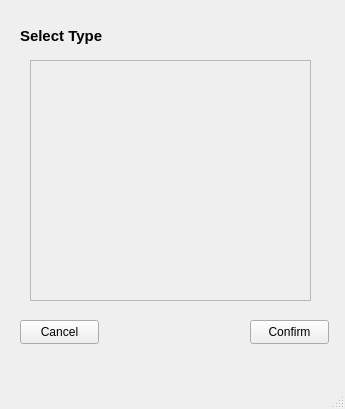
First picture: the form in typeselectionpic.ui, repository Rolannnnnn/accreditsystem, before the edit.
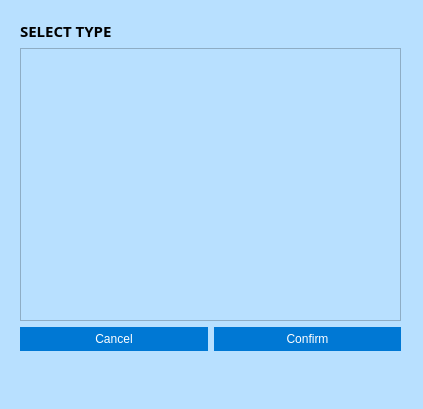
Second picture: the form after the edit.

What changed in the file:
```diff
--- a/typeselectionpic.ui
+++ b/typeselectionpic.ui
@@ -6,68 +6,124 @@
    <rect>
     <x>0</x>
     <y>0</y>
-    <width>345</width>
+    <width>423</width>
     <height>409</height>
    </rect>
   </property>
   <property name="windowTitle">
-   <string>typeselectorpic</string>
+   <string>Type Selector</string>
+  </property>
+  <property name="styleSheet">
+   <string notr="true">QMainWindow {
+	background-color: #B8E0FF;
+}
+
+QWidget {
+	background-color: #B8E0FF;
+}
+
+QPushButton {
+    border-radius: 0px;
+    border: 2px solid #0078d4;
+    background-color: #0078d4;
+    color: #ffffff;
+    padding: 3px 14px;
+}
+
+QPushButton:hover {
+    background-color: #ffffff;
+	color: #0078d4;
+}
+
+QPushButton:pressed {
+    background-color: #ffffff;
+	color: #ffffff;
+}
+
+QLineEdit {
+	border-radius: 10px;
+	padding: 10px 14px;
+	margin: 2px;
+	background-color: #ffffff;
+}
+
+QCheckBox::indicator {
+	border-radius: 5px;
+}
+
+QCheckBox::indicator:unchecked {
+    background-color: #ffffff;
+    border: 2px solid #0078d4;
+}
+
+QCheckBox::indicator:checked {
+    background-color: #0078d4;
+    border: 2px solid #0078d4;
+}
+
+QRadioButton::indicator {
+	border-radius: 8px;
+	border: 2px solid #0078d4;
+}
+
+QRadioButton::indicator:unchecked {
+    background-color: #ffffff;
+}
+
+QRadioButton::indicator:checked {
+    background-color: #0078d4;
+}
+
+QComboBox {
+	background-color: #ffffff;
+}
+
+QComboBox QAbstractItemView {
+	background-color: #ffffff;
+}
+
+QComboBox QAbstractItemView::indicator {
+	border-radius: 5px;
+}
+
+QComboBox QAbstractItemView::indicator:unchecked {
+    background-color: #ffffff;
+    border: 2px solid #000000;
+}
+
+QComboBox QAbstractItemView::indicator:checked {
+    background-color: #000000;
+    border: 2px solid #000000;
+}
+</string>
   </property>
   <widget class="QWidget" name="centralwidget">
-   <widget class="QLabel" name="label">
+   <widget class="QWidget" name="">
     <property name="geometry">
      <rect>
       <x>20</x>
       <y>20</y>
-      <width>101</width>
-      <height>31</height>
+      <width>381</width>
+      <height>331</height>
      </rect>
     </property>
+    <layout class="QVBoxLayout" name="verticalLayout">
+     <item>
+      <widget class="QLabel" name="label">
     <property name="font">
      <font>
+         <family>Quicksand</family>
       <pointsize>11</pointsize>
       <bold>true</bold>
      </font>
     </property>
     <property name="text">
-     <string>Select Type</string>
-    </property>
-   </widget>
-   <widget class="QPushButton" name="confirmBttn">
-    <property name="geometry">
-     <rect>
-      <x>250</x>
-      <y>320</y>
-      <width>79</width>
-      <height>24</height>
-     </rect>
-    </property>
-    <property name="text">
-     <string>Confirm</string>
-    </property>
-   </widget>
-   <widget class="QPushButton" name="cancelBttn">
-    <property name="geometry">
-     <rect>
-      <x>20</x>
-      <y>320</y>
-      <width>79</width>
-      <height>24</height>
-     </rect>
-    </property>
-    <property name="text">
-     <string>Cancel</string>
-    </property>
-   </widget>
+        <string>SELECT TYPE</string>
+       </property>
+      </widget>
+     </item>
+     <item>
    <widget class="QScrollArea" name="scrollArea">
-    <property name="geometry">
-     <rect>
-      <x>30</x>
-      <y>60</y>
-      <width>281</width>
-      <height>241</height>
-     </rect>
-    </property>
     <property name="widgetResizable">
      <bool>true</bool>
     </property>
@@ -76,11 +132,32 @@
       <rect>
        <x>0</x>
        <y>0</y>
-       <width>279</width>
-       <height>239</height>
+          <width>377</width>
+          <height>268</height>
       </rect>
      </property>
     </widget>
+      </widget>
+     </item>
+     <item>
+      <layout class="QHBoxLayout" name="horizontalLayout">
+       <item>
+        <widget class="QPushButton" name="cancelBttn">
+         <property name="text">
+          <string>Cancel</string>
+         </property>
+        </widget>
+       </item>
+       <item>
+        <widget class="QPushButton" name="confirmBttn">
+         <property name="text">
+          <string>Confirm</string>
+         </property>
+        </widget>
+       </item>
+      </layout>
+     </item>
+    </layout>
    </widget>
   </widget>
   <widget class="QMenuBar" name="menubar">
```
Left out of the diff: 2 changed lines with no effect on the pictures. Lines whose indentation alone changed are shown as unchanged.
